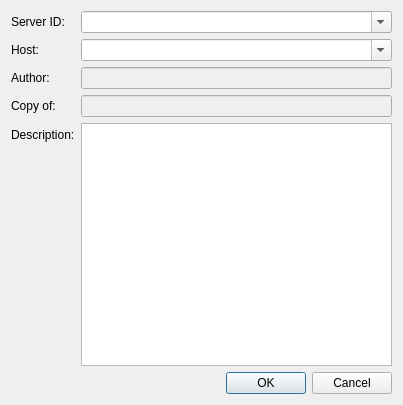
This is src/pythonGui/karabogui/project/dialog/server_handle.ui in European-XFEL/Karabo as Qt 5 draws it before an edit. The edited form follows.
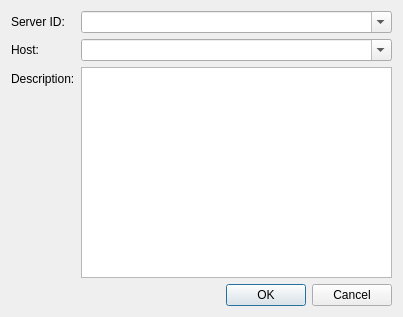
This is the edited form.

Commit message: GUI: Refactor server dialog

What changed in the file:
```diff
--- a/src/pythonGui/karabogui/project/dialog/server_handle.ui
+++ b/src/pythonGui/karabogui/project/dialog/server_handle.ui
@@ -7,7 +7,7 @@
     <x>0</x>
     <y>0</y>
     <width>403</width>
-    <height>405</height>
+    <height>317</height>
    </rect>
   </property>
   <property name="windowTitle">
@@ -16,6 +16,9 @@
   <layout class="QVBoxLayout" name="verticalLayout">
    <item>
     <layout class="QFormLayout" name="formLayout">
+     <property name="fieldGrowthPolicy">
+      <enum>QFormLayout::AllNonFixedFieldsGrow</enum>
+     </property>
      <item row="0" column="0">
       <widget class="QLabel" name="laServerId">
        <property name="text">
@@ -23,6 +26,13 @@
        </property>
       </widget>
      </item>
+     <item row="0" column="1">
+      <widget class="QComboBox" name="ui_server_id">
+       <property name="editable">
+        <bool>true</bool>
+       </property>
+      </widget>
+     </item>
      <item row="1" column="0">
       <widget class="QLabel" name="laHost">
        <property name="text">
@@ -30,57 +40,22 @@
        </property>
       </widget>
      </item>
+     <item row="1" column="1">
+      <widget class="QComboBox" name="ui_host">
+       <property name="editable">
+        <bool>true</bool>
+       </property>
+      </widget>
+     </item>
      <item row="2" column="0">
-      <widget class="QLabel" name="laAuthor">
-       <property name="text">
-        <string>Author:</string>
-       </property>
-      </widget>
-     </item>
-     <item row="2" column="1">
-      <widget class="QLineEdit" name="leAuthor">
-       <property name="enabled">
-        <bool>false</bool>
-       </property>
-      </widget>
-     </item>
-     <item row="3" column="0">
-      <widget class="QLabel" name="laCopyOf">
-       <property name="text">
-        <string>Copy of:</string>
-       </property>
-      </widget>
-     </item>
-     <item row="3" column="1">
-      <widget class="QLineEdit" name="leCopyOf">
-       <property name="enabled">
-        <bool>false</bool>
-       </property>
-      </widget>
-     </item>
-     <item row="4" column="0">
       <widget class="QLabel" name="laDescription">
        <property name="text">
         <string>Description:</string>
        </property>
       </widget>
      </item>
-     <item row="4" column="1">
-      <widget class="QTextEdit" name="teDescription"/>
-     </item>
-     <item row="1" column="1">
-      <widget class="QComboBox" name="cbHost">
-       <property name="editable">
-        <bool>true</bool>
-       </property>
-      </widget>
-     </item>
-     <item row="0" column="1">
-      <widget class="QComboBox" name="cbServerId">
-       <property name="editable">
-        <bool>true</bool>
-       </property>
-      </widget>
+     <item row="2" column="1">
+      <widget class="QTextEdit" name="ui_description"/>
      </item>
     </layout>
    </item>
```
The commit also changes 1 other file.
